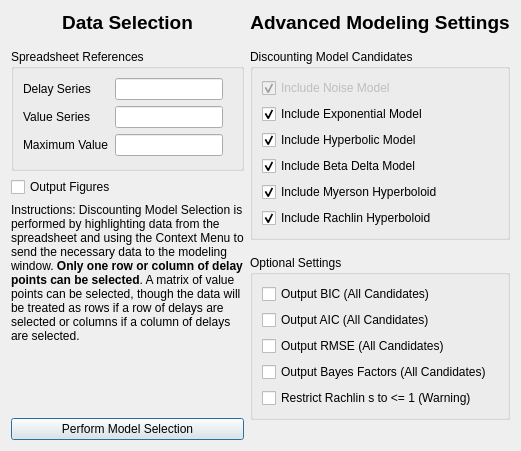
This is discountingmodelselectionareadialog.ui in miyamot0/ModelSelectorQt as Qt 5 draws it before an edit. The edited form follows.
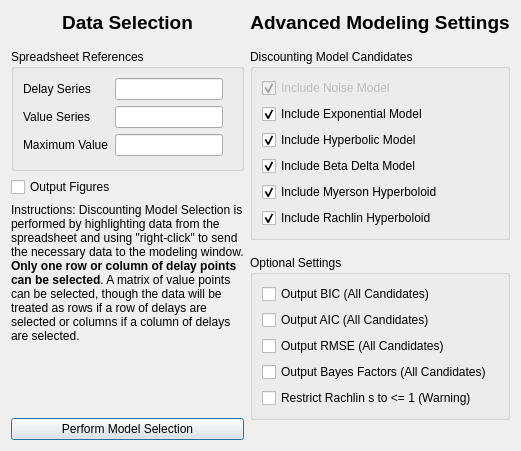
This is the edited form.

Patch:
```diff
--- a/discountingmodelselectionareadialog.ui
+++ b/discountingmodelselectionareadialog.ui
@@ -167,7 +167,7 @@
           </sizepolicy>
          </property>
          <property name="text">
-          <string>&lt;html&gt;&lt;head/&gt;&lt;body&gt;&lt;p&gt;Instructions: Discounting Model Selection is performed by highlighting data from the spreadsheet and using the Context Menu to send the necessary data to the modeling window. &lt;span style=&quot; font-weight:600;&quot;&gt;Only one row or column of delay points can be selected&lt;/span&gt;. A matrix of value points can be selected, though the data will be treated as rows if a row of delays are selected or columns if a column of delays are selected. &lt;/p&gt;&lt;/body&gt;&lt;/html&gt;</string>
+          <string>&lt;html&gt;&lt;head/&gt;&lt;body&gt;&lt;p&gt;Instructions: Discounting Model Selection is performed by highlighting data from the spreadsheet and using &amp;quot;right-click&amp;quot; to send the necessary data to the modeling window. &lt;span style=&quot; font-weight:600;&quot;&gt;Only one row or column of delay points can be selected&lt;/span&gt;. A matrix of value points can be selected, though the data will be treated as rows if a row of delays are selected or columns if a column of delays are selected. &lt;/p&gt;&lt;/body&gt;&lt;/html&gt;</string>
          </property>
          <property name="textFormat">
           <enum>Qt::RichText</enum>
```
